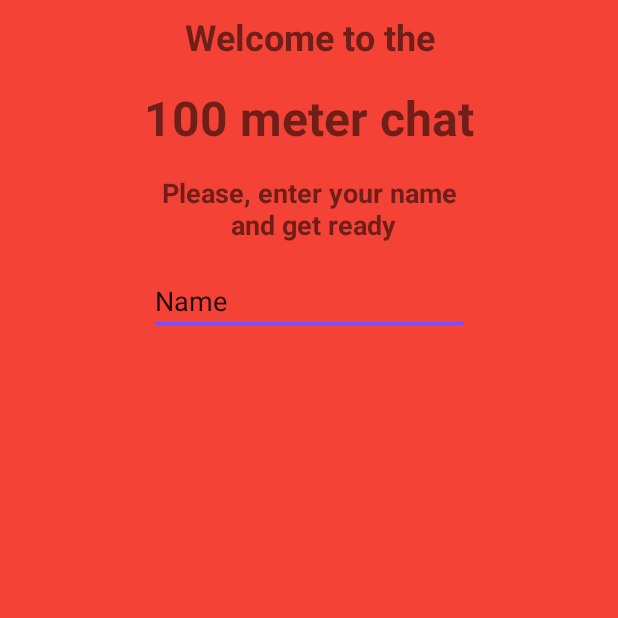
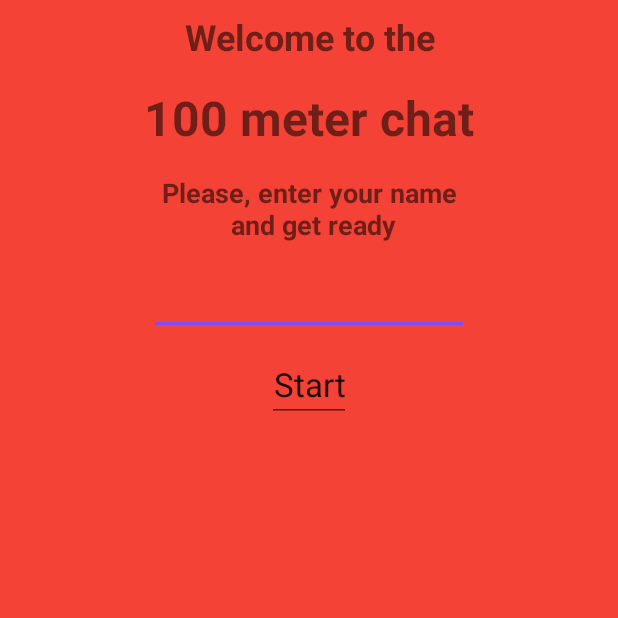
Before and after one commit to JustTrust/OneHundredMeterChat, an Android app: the screen it shows after launch (LoginActivity), on a phone screen of 412 x 824 dp, the top half of it. Run offline under Robolectric (Android 15) with nearby library versions, the phone set to English and light mode, and no system bars.

Commit message:
add start button

```diff
--- a/app/src/main/AndroidManifest.xml
+++ b/app/src/main/AndroidManifest.xml
@@ -4,7 +4,6 @@
 
     <uses-permission android:name="android.permission.INTERNET"></uses-permission>
     <uses-permission android:name="android.permission.ACCESS_NETWORK_STATE"></uses-permission>
-    <uses-permission android:name="android.permission.WRITE_EXTERNAL_STORAGE"></uses-permission>
     <uses-permission android:name="com.google.android.providers.gsf.permission.READ_GSERVICES"></uses-permission>
     <uses-permission android:name="android.permission.ACCESS_COARSE_LOCATION"></uses-permission>
     <uses-permission android:name="android.permission.ACCESS_FINE_LOCATION"></uses-permission>
@@ -18,7 +17,6 @@
         <meta-data
             android:name="com.google.android.geo.API_KEY"
             android:value="@string/google_maps_key" />
-
         <activity
             android:name=".LoginActivity"
             android:configChanges="orientation|keyboardHidden|screenSize"
@@ -31,12 +29,6 @@
             </intent-filter>
         </activity>
 
-        <meta-data
-            android:name="com.google.android.maps.v2.API_KEY"
-            android:value="API_KEY"></meta-data>
-        <meta-data
-            android:name="com.google.android.gms.version"
-            android:value="version"></meta-data>
         <activity
             android:name=".MainActivity"
             android:label="@string/title_activity_main"
@@ -45,7 +37,8 @@
         <service
             android:name=".MsgService"
             android:enabled="true"
-            android:exported="false"></service>
+            android:exported="false">
+        </service>
     </application>
 
 </manifest>
--- a/app/src/main/java/org/belichenko/a/onehundredmeterchat/LoginActivity.java
+++ b/app/src/main/java/org/belichenko/a/onehundredmeterchat/LoginActivity.java
@@ -7,6 +7,7 @@ import android.os.Bundle;
 import android.os.Handler;
 import android.view.MotionEvent;
 import android.view.View;
+import android.widget.EditText;
 
 /**
  * An example full-screen activity that shows and hides the system UI (i.e.
@@ -49,6 +50,7 @@ public class LoginActivity extends AppCompatActivity {
                     | View.SYSTEM_UI_FLAG_HIDE_NAVIGATION);
         }
     };
+    private EditText mStartBt;
     private View mControlsView;
     private final Runnable mShowPart2Runnable = new Runnable() {
         @Override
@@ -91,9 +93,14 @@ public class LoginActivity extends AppCompatActivity {
 
         mVisible = true;
         mControlsView = findViewById(R.id.fullscreen_content_controls);
-        mContentView = findViewById(R.id.welcome_text);
+        mContentView = findViewById(R.id.cover_layout);
+        mStartBt = (EditText) findViewById(R.id.start_bt);
+        mStartBt.setOnClickListener(new View.OnClickListener() {
+            @Override
+            public void onClick(View v) {
 
-
+            }
+        });
         // Set up the user interaction to manually show or hide the system UI.
         mContentView.setOnClickListener(new View.OnClickListener() {
             @Override
@@ -102,10 +109,6 @@ public class LoginActivity extends AppCompatActivity {
             }
         });
 
-        // Upon interacting with UI controls, delay any scheduled hide()
-        // operations to prevent the jarring behavior of controls going away
-        // while interacting with the UI.
-        findViewById(R.id.dummy_button).setOnTouchListener(mDelayHideTouchListener);
     }
 
     @Override
--- a/app/src/main/res/layout/activity_login.xml
+++ b/app/src/main/res/layout/activity_login.xml
@@ -13,7 +13,6 @@
         android:layout_width="match_parent"
         android:layout_height="wrap_content"
         android:gravity="top|center"
-        android:keepScreenOn="true"
         android:text="@string/welcome_string"
         android:textSize="24sp"
         android:textStyle="bold"
@@ -42,12 +41,15 @@
         android:id="@+id/get_ready_text"
         android:layout_below="@+id/meter_text"
         android:layout_margin="@dimen/view_marging" />
-
+    <TextView
+        android:id="@+id/cover_layout"
+        android:layout_width="match_parent"
+        android:layout_height="match_parent"
+        android:keepScreenOn="true" />
     <EditText
         android:layout_width="wrap_content"
         android:layout_height="wrap_content"
         android:inputType="textPersonName"
-        android:text="Name"
         android:ems="10"
         android:id="@+id/editText"
         android:layout_gravity="center"
@@ -55,7 +57,22 @@
         android:layout_below="@+id/get_ready_text"
         android:layout_margin="@dimen/view_marging" />
 
+    <EditText
+        android:id="@+id/start_bt"
+        android:layout_width="wrap_content"
+        android:layout_height="wrap_content"
+        android:text="@string/start_text"
+        android:layout_below="@+id/editText"
+        android:clickable="true"
+        android:editable="false"
+        android:enabled="true"
+        android:gravity="center_horizontal"
+        android:textSize="22sp"
+        android:layout_centerHorizontal="true"
+        android:singleLine="true" />
+
     <FrameLayout
+        android:id="@+id/full_screen"
         android:layout_width="match_parent"
         android:layout_height="match_parent"
         android:fitsSystemWindows="true">
@@ -76,7 +93,9 @@
                 android:layout_width="0dp"
                 android:layout_height="wrap_content"
                 android:layout_weight="1"
-                android:text="@string/dummy_button" />
+                android:clickable="false"
+                android:focusable="false"
+                android:text="@string/copiryght" />
 
         </LinearLayout>
     </FrameLayout>
--- a/app/src/main/res/values/strings.xml
+++ b/app/src/main/res/values/strings.xml
@@ -1,11 +1,13 @@
 <resources>
     <string name="app_name">OneHundredMeterChat</string>
 
-    <string name="dummy_button">Dummy Button</string>
+    <string name="copiryght">Source IT solutions, 2016</string>
     <string name="welcome_string">Welcome to the</string>
     <string name="meter_string">100 meter chat</string>
     <string name="get_ready_string">Please, enter your name\n and get ready</string>
     <string name="title_activity_main">MainActivity</string>
     <string name="action_settings">Settings</string>
     <string name="section_format">Hello World from section: %1$d</string>
+    <string name="name_string">Name</string>
+    <string name="start_text">Start</string>
 </resources>
```
